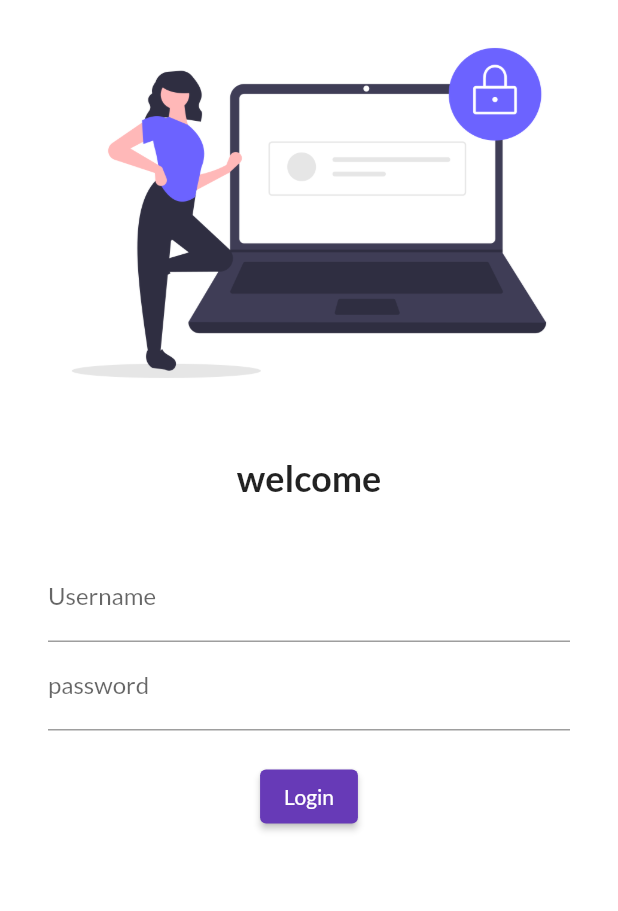
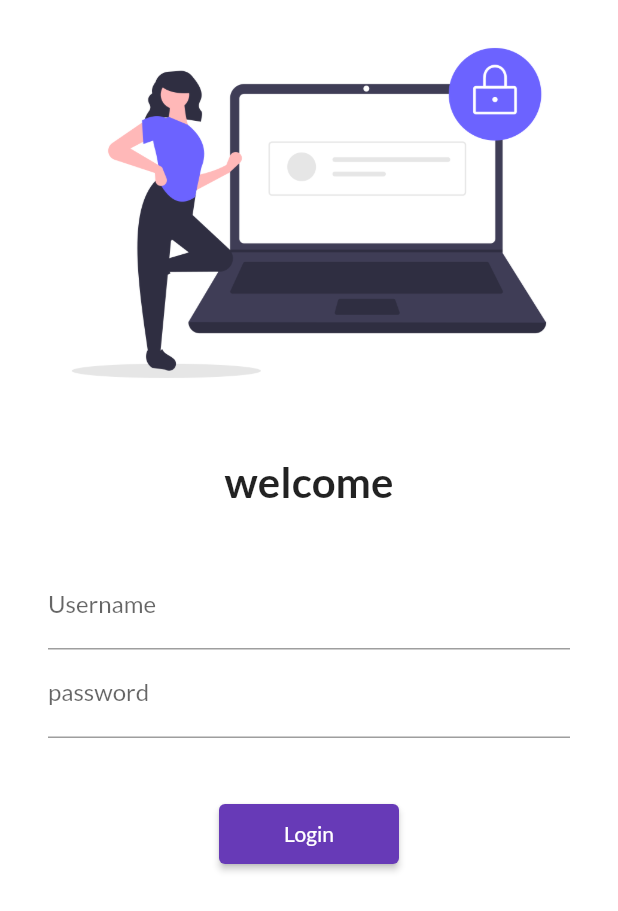
Before and after one commit to sumit2060049/30daysofflutter, a Flutter app: the screen it shows after launch, on a phone screen of 412 x 824 dp. Shown: the top 911 px of the screen. Run offline on Flutter 3.47's test engine with Material 2 defaults, Android fonts, the phone set to English and light mode, and no system bars; our stand-ins replace google_fonts.

Commit message:
Day5completed

```diff
--- a/lib/main.dart
+++ b/lib/main.dart
@@ -1,4 +1,5 @@
 import 'package:flutter/material.dart'; //we need material libreary,or we can use curpertion library or widgets library.
+import 'package:flutter_application_1/utils/routes.dart';
 import 'pages/login_page.dart';
 import 'pages/home_page.dart';
 import 'package:google_fonts/google_fonts.dart';
@@ -23,6 +24,7 @@ class MyApp extends StatelessWidget {
       theme: ThemeData(
           primarySwatch: Colors.deepPurple,
           fontFamily: GoogleFonts.lato().fontFamily),
+      //debugShowCheckedModeBanner: false,
       darkTheme: ThemeData(
         brightness: Brightness.dark,
         primarySwatch: Colors.red,
@@ -32,9 +34,10 @@ class MyApp extends StatelessWidget {
       routes: {
         //"/": (context) => HomePage(),
         "/": (context) => LoginPage(), //by default
-        "/home": (context) =>
-            HomePage(), //here we are basically making the object of class new keyword can/cannot be there.
-        "/login": (context) => LoginPage()
+        //"/home": (context) => HomePage(), //here we are basically making the object of class new keyword can/cannot be there.
+        MyRoutes.homeRoute: (context) => HomePage(),
+        //"/login": (context) => LoginPage()
+        MyRoutes.loginRoute: (context) => LoginPage()
       },
     );
   }
--- a/lib/pages/login_page.dart
+++ b/lib/pages/login_page.dart
@@ -1,15 +1,19 @@
 import 'package:flutter/material.dart';
+import 'package:flutter_application_1/utils/routes.dart';
 
 class LoginPage extends StatelessWidget {
   @override
   Widget build(BuildContext context) {
     return Material(
         color: Colors.white, //for adjusting image acc to background color
+        child: SingleChildScrollView(
           child: Column(
             children: [
               Image.asset(
                 "assets/images/login_image.png",
                 fit: BoxFit.cover,
+
+                //height: 700,
               ),
               SizedBox(
                 height: 20.0,
@@ -17,7 +21,7 @@ class LoginPage extends StatelessWidget {
               Text(
                 "welcome",
                 style: TextStyle(
-                fontSize: 24,
+                  fontSize: 28,
                   fontWeight: FontWeight.bold,
                 ),
               ),
@@ -25,8 +29,8 @@ class LoginPage extends StatelessWidget {
                 height: 20.0,
               ),
               Padding(
-              padding:
-                  const EdgeInsets.symmetric(vertical: 16.0, horizontal: 32.0),
+                padding: const EdgeInsets.symmetric(
+                    vertical: 16.0, horizontal: 32.0),
                 child: Column(
                   children: [
                     TextFormField(
@@ -43,19 +47,22 @@ class LoginPage extends StatelessWidget {
                       ),
                     ),
                     SizedBox(
-                    height: 20.0,
+                      height: 40.0,
                     ),
                     ElevatedButton(
                       child: Text("Login"),
-                    style: TextButton.styleFrom(),
+                      style: TextButton.styleFrom(minimumSize: Size(120, 40)),
                       onPressed: () {
-                      print("Hi Codepur");
+                        //print("Hi Codepur");
+                        //Now we want to go from login to home
+                        Navigator.pushNamed(context, MyRoutes.homeRoute);
                       },
                     )
                   ],
                 ),
               )
             ],
+          ),
         ));
   }
 }
--- /dev/null
+++ b/lib/utils/routes.dart
@@ -0,0 +1,4 @@
+class MyRoutes {
+  static String loginRoute = "/login";//now you not have to make object
+  static String homeRoute = "/home";
+}
```
Lines whose indentation alone changed are shown as unchanged.
